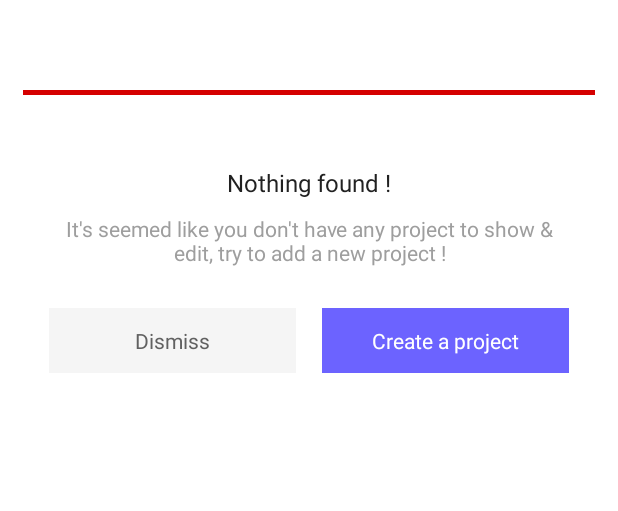
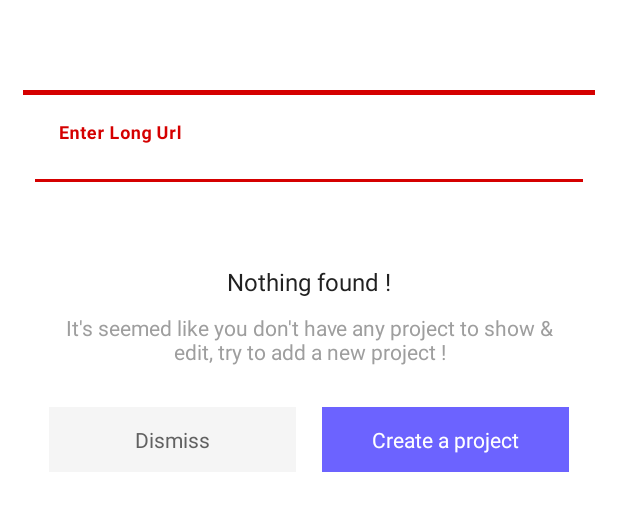
Before and after one commit to shaktisingh204/sabnode-main-repo, an Android app: the layout bottom_sheet_p5.xml on its own in the app's theme, with its tools: preview values and no code run, on a phone screen of 412 x 824 dp. Shown: the top 511 px of the screen. Run offline under Robolectric (Android 15) with nearby library versions, the phone set to English and light mode, and no system bars.

```diff
--- a/app/src/main/res/layout/bottom_sheet_p5.xml
+++ b/app/src/main/res/layout/bottom_sheet_p5.xml
@@ -38,6 +38,22 @@
 				android:padding="8dp"
 				android:background="#D50000"
 				android:orientation="horizontal" />
+			<com.google.android.material.textfield.TextInputLayout
+				android:layout_width="match_parent"
+				android:layout_height="50dp"
+				android:layout_margin="8dp"
+				app:hintTextColor="@color/md_red_A700"
+				app:boxStrokeColor="#D50000">
+				<EditText
+					android:layout_width="match_parent"
+					android:layout_height="match_parent"
+					android:hint="Enter Long Url"
+					android:textColorHint="@color/md_red_A700"
+					android:textColor="@color/md_red_A700"
+					android:background="@color/white"
+					android:textStyle="bold"/>
+
+			</com.google.android.material.textfield.TextInputLayout>
 			<TextView
 				android:id="@+id/t1"
 				android:focusable="false"
```
